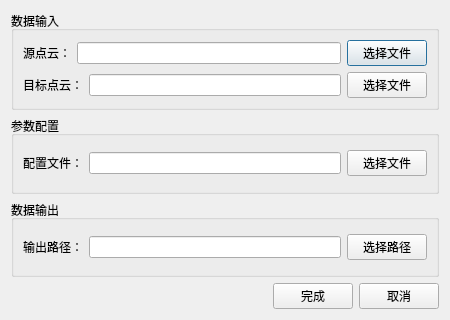
Above: MainWindow/resource/ForestRegistration.ui from humbleor/MspaceViewer before the change. Below: the same form after it.
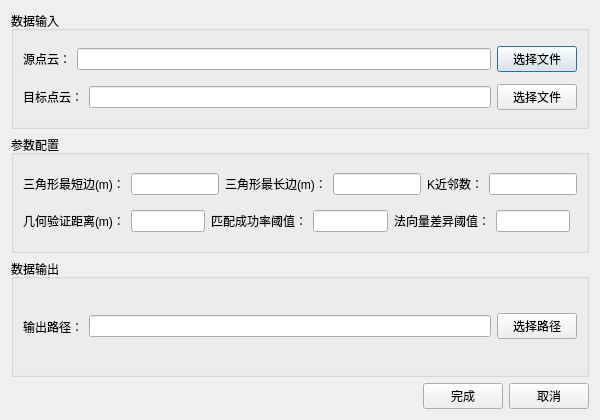
That is the form after the change.

Commit message: feat: use parameters config input for Forest Registration

```diff
--- a/MainWindow/resource/ForestRegistration.ui
+++ b/MainWindow/resource/ForestRegistration.ui
@@ -6,8 +6,8 @@
    <rect>
     <x>0</x>
     <y>0</y>
-    <width>450</width>
-    <height>320</height>
+    <width>600</width>
+    <height>420</height>
    </rect>
   </property>
   <property name="windowTitle">
@@ -76,7 +76,7 @@
         <item>
          <widget class="QLabel" name="label_3">
           <property name="text">
-           <string>配置文件：</string>
+           <string>三角形最短边(m)：</string>
           </property>
          </widget>
         </item>
@@ -84,11 +84,71 @@
          <widget class="QLineEdit" name="_configFile"/>
         </item>
         <item>
-         <widget class="QPushButton" name="_selectConfigFile">
+         <widget class="QLabel" name="label_maxLen">
           <property name="text">
-           <string>选择文件</string>
+           <string>三角形最长边(m)：</string>
           </property>
          </widget>
+        </item>
+        <item>
+         <widget class="QLineEdit" name="_descriptorMaxLen"/>
+        </item>
+        <item>
+         <widget class="QLabel" name="label_nearNum">
+          <property name="text">
+           <string>K近邻数：</string>
+          </property>
+         </widget>
+        </item>
+        <item>
+         <widget class="QLineEdit" name="_descriptorNearNum"/>
+        </item>
+       </layout>
+      </item>
+      <item>
+       <layout class="QHBoxLayout" name="horizontalLayout_params2">
+        <item>
+         <widget class="QLabel" name="label_disGeo">
+          <property name="text">
+           <string>几何验证距离(m)：</string>
+          </property>
+         </widget>
+        </item>
+        <item>
+         <widget class="QLineEdit" name="_disGeoVerify"/>
+        </item>
+        <item>
+         <widget class="QLabel" name="label_icpTh">
+          <property name="text">
+           <string>匹配成功率阈值：</string>
+          </property>
+         </widget>
+        </item>
+        <item>
+         <widget class="QLineEdit" name="_icpThreshold"/>
+        </item>
+        <item>
+         <widget class="QLabel" name="label_normalGeo">
+          <property name="text">
+           <string>法向量差异阈值：</string>
+          </property>
+         </widget>
+        </item>
+        <item>
+         <widget class="QLineEdit" name="_normalGeoVerify"/>
+        </item>
+        <item>
+         <spacer name="horizontalSpacer_params2">
+          <property name="orientation">
+           <enum>Qt::Horizontal</enum>
+          </property>
+          <property name="sizeHint" stdset="0">
+           <size>
+            <width>40</width>
+            <height>20</height>
+           </size>
+          </property>
+         </spacer>
         </item>
        </layout>
       </item>
```
Left out of the diff: 6 changed lines with no effect on the pictures. The commit also changes 3 other files.
